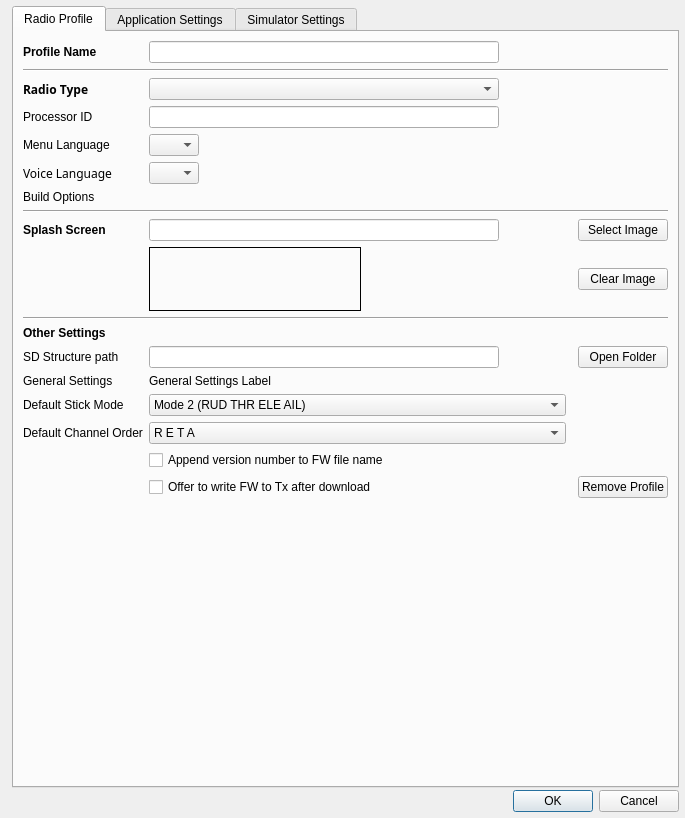
opentx/opentx, file companion/src/apppreferencesdialog.ui: the form before one commit.
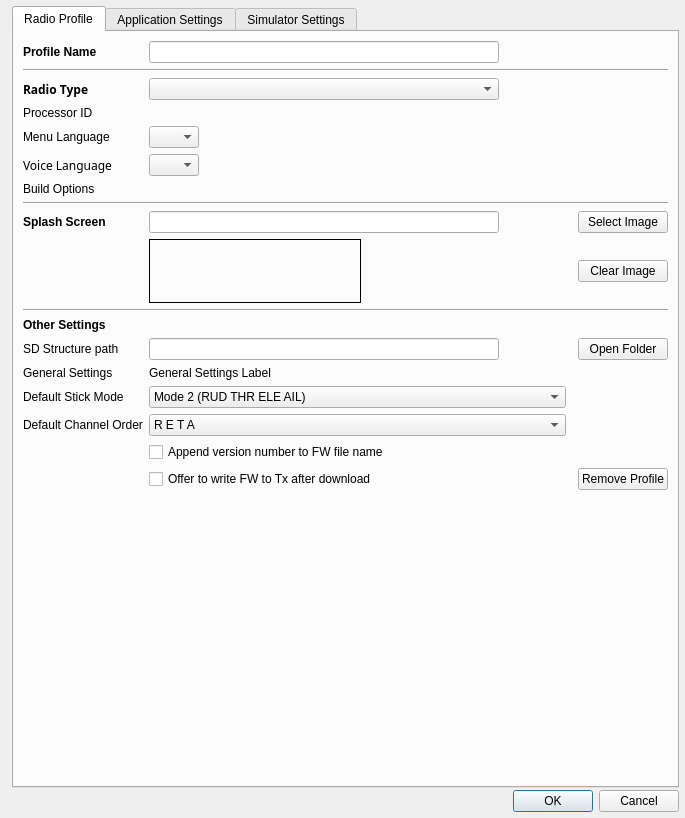
The form after the commit.

```diff
--- a/companion/src/apppreferencesdialog.ui
+++ b/companion/src/apppreferencesdialog.ui
@@ -162,9 +162,6 @@
          </property>
         </widget>
        </item>
-       <item row="6" column="1">
-        <widget class="QLineEdit" name="CPU_ID_LE"/>
-       </item>
        <item row="24" column="1" colspan="3">
         <widget class="QComboBox" name="stickmodeCB">
          <property name="maximumSize">
```
